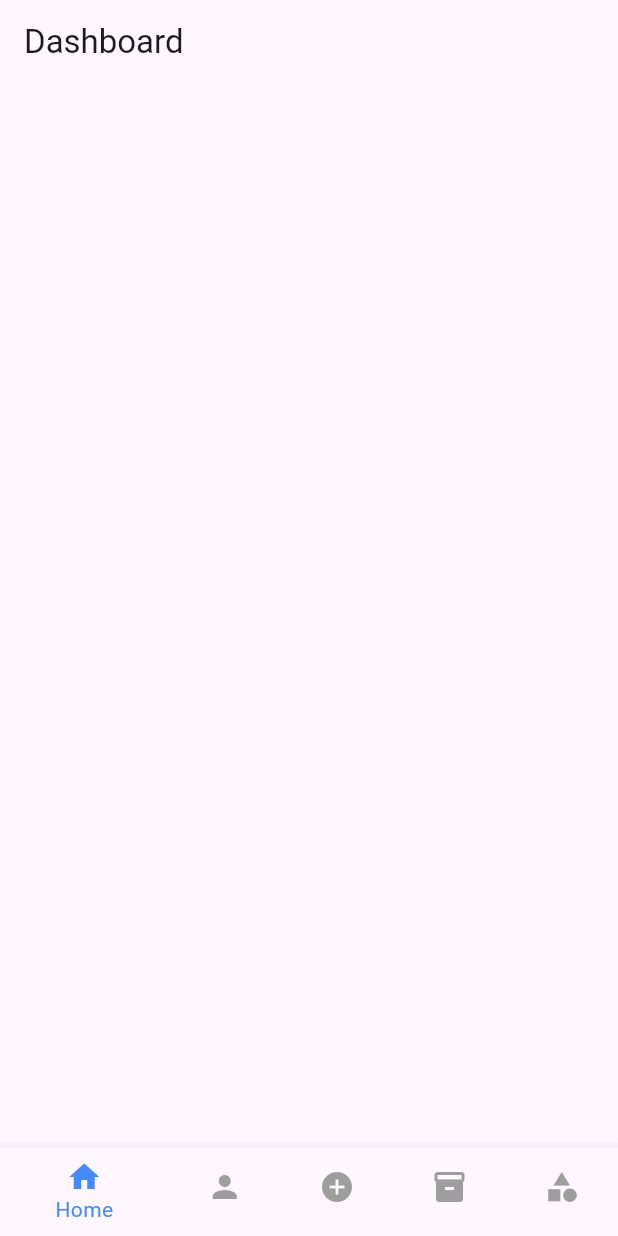
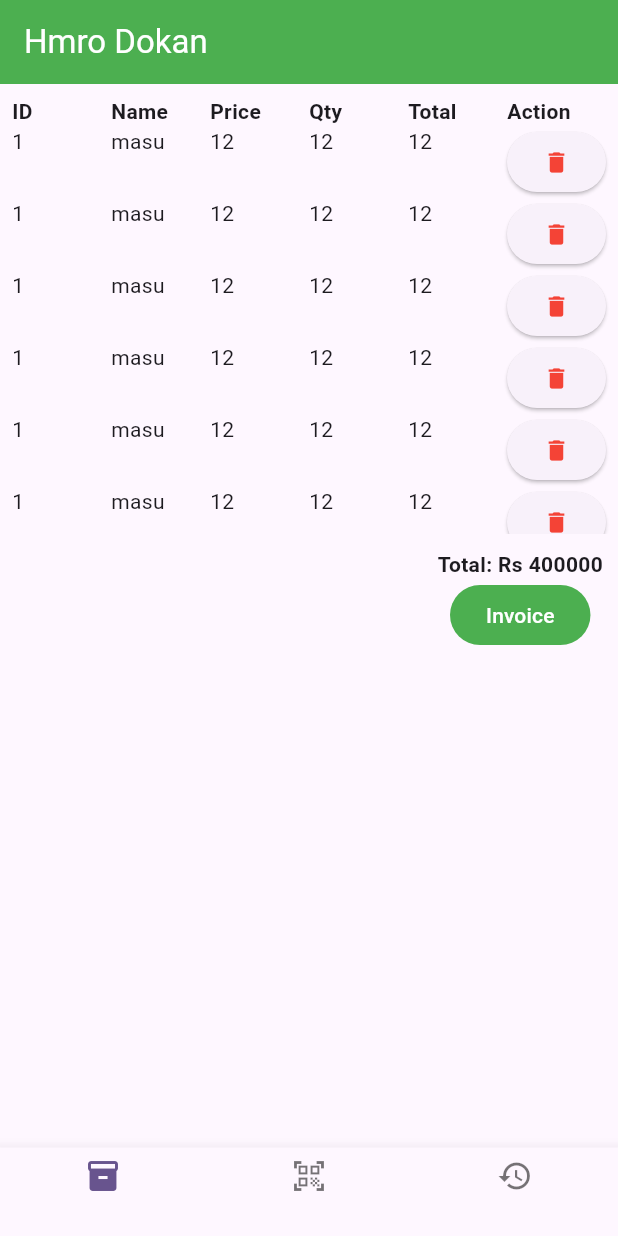
Before and after one commit to sndp231998/HMRODOKAN, a Flutter app: the screen it shows after launch, on a phone screen of 412 x 824 dp. Run offline on Flutter 3.47's test engine with Material 2 defaults, Android fonts, the phone set to English and light mode, and no system bars; missing offline and left inert: dart:ffi.

Commit message:
counter & add_item

```diff
--- a/lib/main.dart
+++ b/lib/main.dart
@@ -1,6 +1,5 @@
 import 'package:flutter/material.dart';
-
-import 'pages/dashboard.dart';
+import 'package:hmrodokan/pages/counter.dart';
 
 void main() {
   runApp(const MyApp());
@@ -19,7 +18,12 @@ class MyApp extends StatelessWidget {
         colorScheme: ColorScheme.fromSeed(seedColor: Colors.deepPurple),
         useMaterial3: true,
       ),
-      home: const Dashboard(),
+      // home: const MyForm(),
+      home: const Counter(),
+      // routes: {
+      //   //'AddItem': (context) => AddItemPage(),
+      //   'AddItem2': (context) => MyForm(),
+      // },
     );
   }
 }
--- /dev/null
+++ b/lib/pages/counter.dart
@@ -0,0 +1,170 @@
+import 'dart:ffi';
+
+import 'package:flutter/material.dart';
+
+class Counter extends StatefulWidget {
+  const Counter({super.key});
+
+  @override
+  State<Counter> createState() => _CounterState();
+}
+
+class _CounterState extends State<Counter> {
+  List producs = [
+    {"id": 1, "name": 'masu', "price": 12, "qty": 12, "total": 12},
+    {"id": 1, "name": 'masu', "price": 12, "qty": 12, "total": 12},
+    {"id": 1, "name": 'masu', "price": 12, "qty": 12, "total": 12},
+    {"id": 1, "name": 'masu', "price": 12, "qty": 12, "total": 12},
+    {"id": 1, "name": 'masu', "price": 12, "qty": 12, "total": 12},
+    {"id": 1, "name": 'masu', "price": 12, "qty": 12, "total": 12},
+    {"id": 1, "name": 'masu', "price": 12, "qty": 12, "total": 12},
+    {"id": 1, "name": 'masu', "price": 12, "qty": 12, "total": 12},
+    {"id": 1, "name": 'masu', "price": 12, "qty": 12, "total": 12},
+    {"id": 1, "name": 'masu', "price": 12, "qty": 12, "total": 12},
+    {"id": 1, "name": 'masu', "price": 12, "qty": 12, "total": 12},
+    {"id": 1, "name": 'masu', "price": 12, "qty": 12, "total": 12},
+    {"id": 1, "name": 'masu', "price": 12, "qty": 12, "total": 12},
+    {"id": 1, "name": 'masu', "price": 12, "qty": 12, "total": 12},
+    {"id": 1, "name": 'masu', "price": 12, "qty": 12, "total": 12},
+    {"id": 1, "name": 'masu', "price": 12, "qty": 12, "total": 12},
+  ];
+
+  @override
+  Widget build(BuildContext context) {
+    return Scaffold(
+      appBar: AppBar(
+          backgroundColor: Colors.green,
+          foregroundColor: Colors.white,
+          title: Text(
+            "Hmro Dokan",
+          )),
+      body: Column(
+        children: [
+          Container(
+            height: 300,
+            child: SingleChildScrollView(
+              scrollDirection: Axis.vertical,
+              child: Padding(
+                padding: const EdgeInsets.all(8.0),
+                child: Table(children: [
+                  TableRow(children: [
+                    Text(
+                      "ID",
+                      style: TextStyle(fontWeight: FontWeight.bold),
+                    ),
+                    Text(
+                      "Name",
+                      style: TextStyle(fontWeight: FontWeight.bold),
+                    ),
+                    Text(
+                      "Price",
+                      style: TextStyle(fontWeight: FontWeight.bold),
+                    ),
+                    Text(
+                      "Qty",
+                      style: TextStyle(fontWeight: FontWeight.bold),
+                    ),
+                    Text(
+                      "Total",
+                      style: TextStyle(fontWeight: FontWeight.bold),
+                    ),
+                    Text(
+                      "Action",
+                      style: TextStyle(fontWeight: FontWeight.bold),
+                    ),
+                  ]),
+                  for (int i = 0; i < producs.length; i++)
+                    TableRow(children: [
+                      Text('${producs[i]["id"]}'),
+                      Text('${producs[i]["name"]}'),
+                      Text('${producs[i]["price"]}'),
+                      Text('${producs[i]["qty"]}'),
+                      Text('${producs[i]["total"]}'),
+                      ElevatedButton(
+                        onPressed: () {
+                          producs = producs
+                              .where((element) =>
+                                  element["id"] != producs[i]["id"])
+                              .toList();
+                        },
+                        child: Icon(
+                          Icons.delete,
+                          color: Colors.red,
+                        ),
+                      )
+                    ]),
+                ]),
+              ),
+            ),
+          ),
+          Container(
+            child: Row(
+              mainAxisAlignment: MainAxisAlignment.end,
+              children: [
+                Padding(
+                  padding: const EdgeInsets.all(10.0),
+                  child: Column(
+                    children: [
+                      Text(
+                        "Total: Rs 400000",
+                        style: TextStyle(fontWeight: FontWeight.bold),
+                      ),
+                      ElevatedButton(
+                          onPressed: null,
+                          child: Text("Invoice"),
+                          style: ButtonStyle(
+                            foregroundColor:
+                                MaterialStatePropertyAll<Color>(Colors.white),
+                            backgroundColor:
+                                MaterialStatePropertyAll<Color>(Colors.green),
+                          ))
+                    ],
+                  ),
+                ),
+              ],
+            ),
+          )
+        ],
+      ),
+
+// icon: Icon(Icons.category), label: 'Category'),
+      bottomNavigationBar: BottomNavigationBar(
+        items: [
+          BottomNavigationBarItem(icon: Icon(Icons.inventory), label: ''),
+          BottomNavigationBarItem(icon: Icon(Icons.qr_code_scanner), label: ''),
+          BottomNavigationBarItem(icon: Icon(Icons.history), label: '')
+        ],
+        onTap: (int index) {
+          // showDialog(context: context, builder: builder)
+        },
+      ),
+    );
+  }
+}
+
+
+
+
+// AlertDialog(
+//                {
+//                    Key key,
+//                    Widget title,
+//                    EdgeInsetsGeometry titlePadding,
+//                    TextStyle titleTextStyle,
+//                    Widget content,
+//                    EdgeInsetsGeometry contentPadding: const EdgeInsets.fromLTRB(24.0, 20.0, 24.0, 24.0),
+//                    TextStyle contentTextStyle,
+//                    List<Widget> actions,
+//                    EdgeInsetsGeometry actionsPadding: EdgeInsets.zero,
+//                    VerticalDirection actionsOverflowDirection,
+//                    double actionsOverflowButtonSpacing,
+//                    EdgeInsetsGeometry buttonPadding,
+//                    Color backgroundColor,
+//                    double elevation,
+//                    String semanticLabel,
+//                    EdgeInsets insetPadding: _defaultInsetPadding,
+//                    Clip clipBehavior: Clip.none,
+//                    ShapeBorder shape,
+//                    bool scrollable: false
+//              }
+// )
--- a/pubspec.yaml
+++ b/pubspec.yaml
@@ -31,10 +31,12 @@ dependencies:
   flutter:
     sdk: flutter
 
+  #qr_flutter: ^3.2.0
 
   # The following adds the Cupertino Icons font to your application.
   # Use with the CupertinoIcons class for iOS style icons.
   cupertino_icons: ^1.0.2
+  qr_flutter: ^4.1.0
 
 dev_dependencies:
   flutter_test:
```
Also changed, not shown: lib/pages/add-inventory.dart (+150 -0 lines), lib/pages/details.dart (added, +65 -0 lines), lib/pages/form.dart (added, +185 -0 lines), pubspec.lock.
